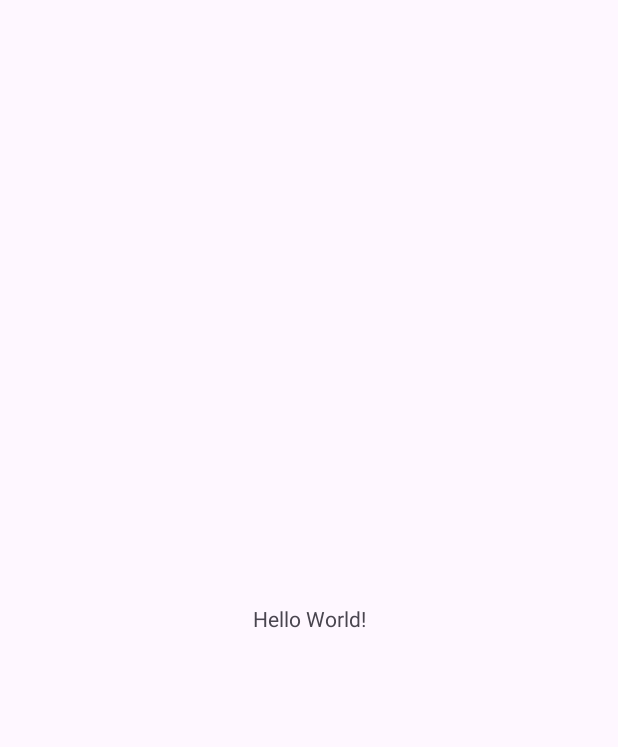
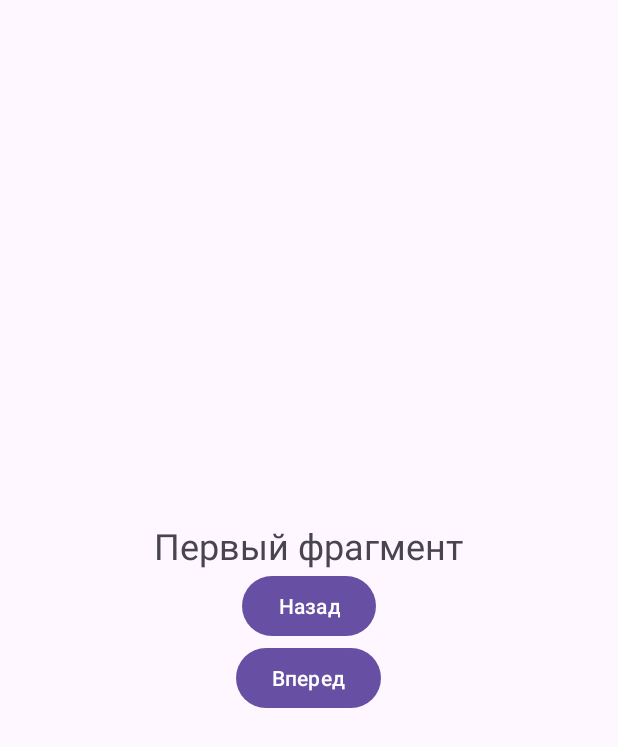
Before and after one commit to pXenia/AndroidEM, an Android app: the screen it shows after launch (MainActivity), on a phone screen of 412 x 824 dp. Before the commit the part shown is almost empty. Shown: the top 747 px of the screen. Run offline under Robolectric (Android 15) with nearby library versions, the phone set to English and light mode, and no system bars.

```diff
--- a/app/src/main/java/com/example/androidem/MainActivity.kt
+++ b/app/src/main/java/com/example/androidem/MainActivity.kt
@@ -1,20 +1,22 @@
 package com.example.androidem
 
 import android.os.Bundle
-import androidx.activity.enableEdgeToEdge
 import androidx.appcompat.app.AppCompatActivity
-import androidx.core.view.ViewCompat
-import androidx.core.view.WindowInsetsCompat
+import com.example.androidem.fragments.FirstFragment
+import com.example.androidem.router.Router
+import com.example.androidem.router.AppRouter
 
 class MainActivity : AppCompatActivity() {
+    lateinit var router: Router
+
     override fun onCreate(savedInstanceState: Bundle?) {
         super.onCreate(savedInstanceState)
-        enableEdgeToEdge()
         setContentView(R.layout.activity_main)
-        ViewCompat.setOnApplyWindowInsetsListener(findViewById(R.id.main)) { v, insets ->
-            val systemBars = insets.getInsets(WindowInsetsCompat.Type.systemBars())
-            v.setPadding(systemBars.left, systemBars.top, systemBars.right, systemBars.bottom)
-            insets
+
+        router = AppRouter(R.id.fragment_container, this)
+
+        if (savedInstanceState == null) {
+            router.navigateTo(FirstFragment(), true, "first")
         }
     }
 }
--- /dev/null
+++ b/app/src/main/java/com/example/androidem/fragments/BaseFragment.kt
@@ -0,0 +1,28 @@
+package com.example.androidem.fragments
+
+import android.content.Context
+import android.widget.Button
+import androidx.fragment.app.Fragment
+import com.example.androidem.MainActivity
+import com.example.androidem.router.Router
+
+abstract class BaseFragment : Fragment() {
+    protected lateinit var router: Router
+
+    override fun onAttach(context: Context) {
+        super.onAttach(context)
+        router = (requireActivity() as MainActivity).router
+    }
+
+    protected fun setupNavigation(prevButton: Button, nextButton: Button) {
+        prevButton.setOnClickListener {
+            router.goBack()
+        }
+
+        nextButton.setOnClickListener {
+            nextButtonClickListener()
+        }
+    }
+
+    abstract fun nextButtonClickListener()
+}
--- /dev/null
+++ b/app/src/main/java/com/example/androidem/fragments/FirstFragment.kt
@@ -0,0 +1,32 @@
+package com.example.androidem.fragments
+
+import android.os.Bundle
+import android.view.LayoutInflater
+import android.view.View
+import android.view.ViewGroup
+import android.widget.Button
+import android.widget.TextView
+import com.example.androidem.R
+
+class FirstFragment : BaseFragment() {
+    override fun onCreateView(
+        inflater: LayoutInflater,
+        container: ViewGroup?,
+        savedInstanceState: Bundle?
+    ): View? {
+        return inflater.inflate(R.layout.fragment_layout, container, false)
+    }
+
+    override fun onViewCreated(view: View, savedInstanceState: Bundle?) {
+        super.onViewCreated(view, savedInstanceState)
+
+        val backButton = view.findViewById<Button>(R.id.back_button)
+        val nextButton = view.findViewById<Button>(R.id.next_button)
+        view.findViewById<TextView>(R.id.tv).text = "Первый фрагмент"
+        setupNavigation(backButton, nextButton)
+    }
+
+    override fun nextButtonClickListener() {
+        router.navigateTo(SecondFragment(), true, "second")
+    }
+}
--- /dev/null
+++ b/app/src/main/java/com/example/androidem/router/AppRouter.kt
@@ -0,0 +1,39 @@
+package com.example.androidem.router
+
+import androidx.fragment.app.Fragment
+import androidx.fragment.app.FragmentActivity
+import androidx.fragment.app.FragmentManager
+
+class AppRouter(
+    private val fragmentContainer: Int,
+    private val activity: FragmentActivity
+) : Router {
+    private val fragmentManager = activity.supportFragmentManager
+
+    override fun navigateTo(fragment: Fragment, addToBackStack: Boolean, tag: String?) {
+        val transaction = fragmentManager.beginTransaction()
+            .replace(fragmentContainer, fragment, tag)
+
+        if (addToBackStack) {
+            transaction.addToBackStack(tag)
+        }
+
+        transaction.commit()
+    }
+
+    override fun goBack() {
+        if (fragmentManager.backStackEntryCount > 1) {
+            fragmentManager.popBackStack()
+        } else {
+            activity.finish()
+        }
+    }
+
+    override fun backTo(tag: String) {
+        fragmentManager.popBackStack(tag, 0)
+    }
+
+    override fun clearBackStack() {
+        fragmentManager.popBackStack(null, FragmentManager.POP_BACK_STACK_INCLUSIVE)
+    }
+}
--- a/app/src/main/res/layout/activity_main.xml
+++ b/app/src/main/res/layout/activity_main.xml
@@ -1,19 +1,14 @@
 <?xml version="1.0" encoding="utf-8"?>
 <androidx.constraintlayout.widget.ConstraintLayout xmlns:android="http://schemas.android.com/apk/res/android"
-    xmlns:app="http://schemas.android.com/apk/res-auto"
     xmlns:tools="http://schemas.android.com/tools"
     android:id="@+id/main"
     android:layout_width="match_parent"
     android:layout_height="match_parent"
     tools:context=".MainActivity">
 
-    <TextView
-        android:layout_width="wrap_content"
-        android:layout_height="wrap_content"
-        android:text="Hello World!"
-        app:layout_constraintBottom_toBottomOf="parent"
-        app:layout_constraintEnd_toEndOf="parent"
-        app:layout_constraintStart_toStartOf="parent"
-        app:layout_constraintTop_toTopOf="parent" />
+    <FrameLayout
+        android:id="@+id/fragment_container"
+        android:layout_width="match_parent"
+        android:layout_height="match_parent" />
 
 </androidx.constraintlayout.widget.ConstraintLayout>
--- /dev/null
+++ b/app/src/main/res/layout/fragment_layout.xml
@@ -0,0 +1,26 @@
+<?xml version="1.0" encoding="utf-8"?>
+<LinearLayout
+    xmlns:android="http://schemas.android.com/apk/res/android"
+    android:layout_width="match_parent"
+    android:layout_height="match_parent"
+    android:orientation="vertical"
+    android:gravity="center">
+
+    <TextView
+        android:id="@+id/tv"
+        android:layout_width="wrap_content"
+        android:layout_height="wrap_content"
+        android:textSize="24sp"/>
+
+    <Button
+        android:id="@+id/back_button"
+        android:layout_width="wrap_content"
+        android:layout_height="wrap_content"
+        android:text="Назад"/>
+
+    <Button
+        android:id="@+id/next_button"
+        android:layout_width="wrap_content"
+        android:layout_height="wrap_content"
+        android:text="Вперед"/>
+</LinearLayout>
--- a/app/src/main/res/values/strings.xml
+++ b/app/src/main/res/values/strings.xml
@@ -1,3 +1,5 @@
 <resources>
     <string name="app_name">AndroidEM</string>
+    <!-- TODO: Remove or change this placeholder text -->
+    <string name="hello_blank_fragment">Hello blank fragment</string>
 </resources>
```
Also changed, not shown: app/src/main/java/com/example/androidem/fragments/SecondFragment.kt (added, +32 -0 lines), app/src/main/java/com/example/androidem/fragments/ThirdFragment.kt (added, +32 -0 lines), app/src/main/java/com/example/androidem/router/Router.kt (added, +15 -0 lines).
